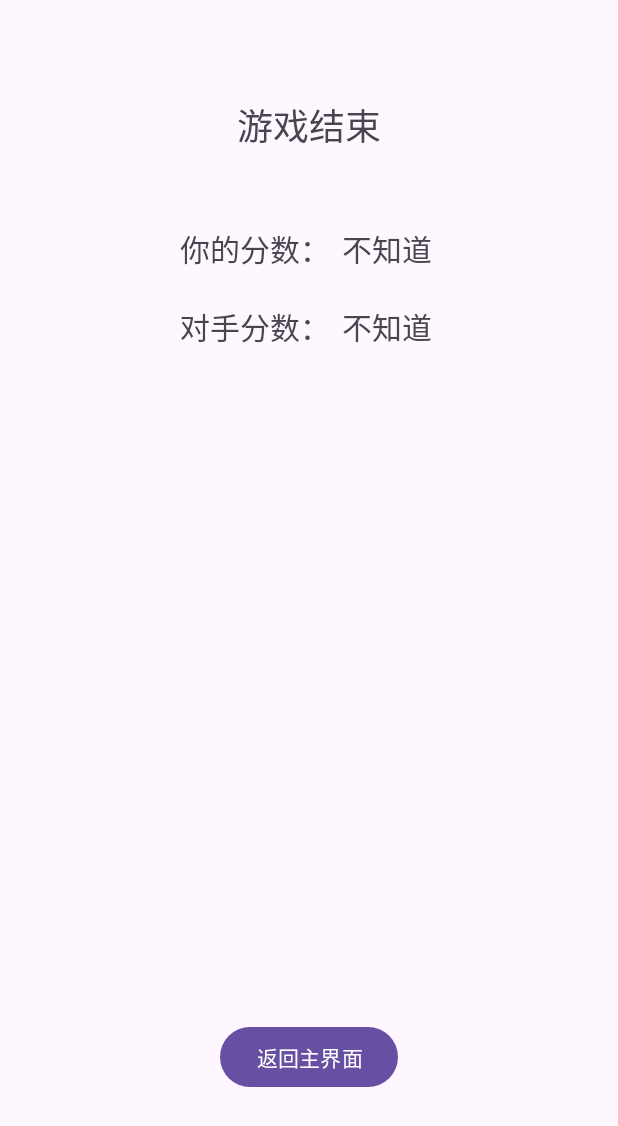
After one commit to sunmingyang666/AircarftWar2024, an Android app: the OverActivity screen opened directly, with no data from a screen before it, on a phone screen of 412 x 824 dp. The commit adds this screen. Shown: the top 1126 px of the screen. Run offline under Robolectric (Android 15) with nearby library versions, the phone set to English and light mode, and no system bars; 2 statements that could not run were skipped.

Commit message:
6.17.22.39

```diff
--- a/app/src/main/AndroidManifest.xml
+++ b/app/src/main/AndroidManifest.xml
@@ -19,6 +19,9 @@
             android:name=".activity.OnlineActivity"
             android:exported="false" />
         <activity
+            android:name=".activity.OverActivity"
+            android:exported="false" />
+        <activity
             android:name=".activity.OfflineActivity"
             android:exported="false" />
         <activity
--- /dev/null
+++ b/app/src/main/java/com/example/aircraftwar2024/activity/OverActivity.java
@@ -0,0 +1,38 @@
+package com.example.aircraftwar2024.activity;
+
+import android.content.Intent;
+import android.os.Bundle;
+import android.view.View;
+import android.widget.Button;
+import android.widget.TextView;
+
+import androidx.appcompat.app.AppCompatActivity;
+
+import com.example.aircraftwar2024.R;
+
+public class OverActivity extends AppCompatActivity {
+    private Button returnButton;
+    private int myScore;
+    private int opponentScore;
+    @Override
+    protected void onCreate(Bundle savedInstanceState) {
+        super.onCreate(savedInstanceState);
+        setContentView(R.layout.activity_over);
+        returnButton = findViewById(R.id.returnButton);
+
+        returnButton.setOnClickListener(new View.OnClickListener() {
+            @Override
+            public void onClick(View view) {
+                Intent intent = new Intent(OverActivity.this, GameActivity.class);
+                startActivity(intent);
+            }
+        });
+        myScore = getIntent().getIntExtra("myScore", 1);
+        opponentScore = getIntent().getIntExtra("opponentScore", 1);
+        TextView myScoreText = findViewById(R.id.myScoreText);
+        TextView opponentScoreText = findViewById(R.id.opponentScoreText);
+        myScoreText.setText(myScore);
+        opponentScoreText.setText(opponentScore);
+    }
+
+}
--- /dev/null
+++ b/app/src/main/res/layout/activity_over.xml
@@ -0,0 +1,72 @@
+<?xml version="1.0" encoding="utf-8"?>
+<androidx.constraintlayout.widget.ConstraintLayout xmlns:android="http://schemas.android.com/apk/res/android"
+    xmlns:app="http://schemas.android.com/apk/res-auto"
+    xmlns:tools="http://schemas.android.com/tools"
+    android:layout_width="match_parent"
+    android:layout_height="match_parent">
+
+    <TextView
+        android:id="@+id/textView2"
+        android:layout_width="wrap_content"
+        android:layout_height="wrap_content"
+        android:layout_marginTop="65dp"
+        android:text="游戏结束"
+        android:textSize="24sp"
+        app:layout_constraintEnd_toEndOf="parent"
+        app:layout_constraintStart_toStartOf="parent"
+        app:layout_constraintTop_toTopOf="parent" />
+
+    <TextView
+        android:id="@+id/myScore"
+        android:layout_width="wrap_content"
+        android:layout_height="wrap_content"
+        android:layout_marginStart="120dp"
+        android:layout_marginTop="49dp"
+        android:text="你的分数："
+        android:textSize="20sp"
+        app:layout_constraintStart_toStartOf="parent"
+        app:layout_constraintTop_toBottomOf="@+id/textView2" />
+
+    <TextView
+        android:id="@+id/opponentScore"
+        android:layout_width="wrap_content"
+        android:layout_height="wrap_content"
+        android:layout_marginStart="120dp"
+        android:layout_marginTop="22dp"
+        android:text="对手分数："
+        android:textSize="20sp"
+        app:layout_constraintStart_toStartOf="parent"
+        app:layout_constraintTop_toBottomOf="@+id/myScore" />
+
+    <TextView
+        android:id="@+id/myScoreText"
+        android:layout_width="wrap_content"
+        android:layout_height="wrap_content"
+        android:layout_marginStart="8dp"
+        android:layout_marginTop="49dp"
+        android:text="不知道"
+        android:textSize="20sp"
+        app:layout_constraintStart_toEndOf="@+id/myScore"
+        app:layout_constraintTop_toBottomOf="@+id/textView2" />
+
+    <TextView
+        android:id="@+id/opponentScoreText"
+        android:layout_width="wrap_content"
+        android:layout_height="wrap_content"
+        android:layout_marginStart="8dp"
+        android:layout_marginTop="22dp"
+        android:text="不知道"
+        android:textSize="20sp"
+        app:layout_constraintStart_toEndOf="@+id/myScore"
+        app:layout_constraintTop_toBottomOf="@+id/myScoreText" />
+
+    <Button
+        android:id="@+id/returnButton"
+        android:layout_width="wrap_content"
+        android:layout_height="wrap_content"
+        android:layout_marginBottom="95dp"
+        android:text="返回主界面"
+        app:layout_constraintBottom_toBottomOf="parent"
+        app:layout_constraintEnd_toEndOf="parent"
+        app:layout_constraintStart_toStartOf="parent" />
+</androidx.constraintlayout.widget.ConstraintLayout>
```
Also changed, not shown: app/lib/main/src/main/java/com/example/main/MyClass.java (deleted, +0 -35 lines), app/lib/main/src/main/java/com/example/main/ServerSocketThread.java (deleted, +0 -43 lines), app/src/main/java/com/example/aircraftwar2024/activity/MainActivity.java (+9 -10 lines), app/src/main/java/com/example/aircraftwar2024/activity/OnlineActivity.java (+50 -35 lines), app/src/main/java/com/example/aircraftwar2024/game/BaseGame.java (+13 -0 lines), app/src/main/res/layout/activity_online.xml (deleted, +0 -24 lines).
